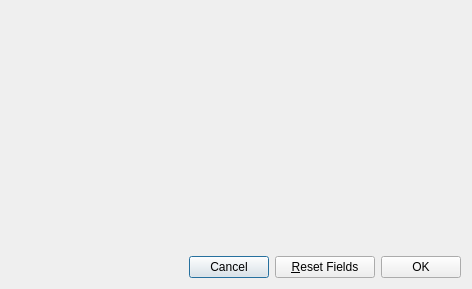
Old version of the form src/qt-widgets/ShapefileAttributeRemapperDialogUi.ui in the repository GPlates/GPlates.
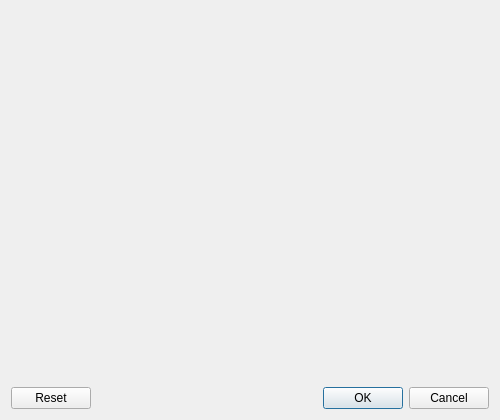
New version of the form. Icons and pictures are not drawn.

```diff
--- a/src/qt-widgets/ShapefileAttributeRemapperDialogUi.ui
+++ b/src/qt-widgets/ShapefileAttributeRemapperDialogUi.ui
@@ -8,8 +8,8 @@
    <rect>
     <x>0</x>
     <y>0</y>
-    <width>468</width>
-    <height>289</height>
+    <width>500</width>
+    <height>420</height>
    </rect>
   </property>
   <property name="windowTitle" >
@@ -20,65 +20,28 @@
   </property>
   <layout class="QGridLayout" >
    <item row="0" column="0" >
-    <widget class="QWidget" native="1" name="widget_shapefile_attribute" >
-     <property name="sizePolicy" >
-      <sizepolicy vsizetype="Expanding" hsizetype="Expanding" >
-       <horstretch>0</horstretch>
-       <verstretch>0</verstretch>
-      </sizepolicy>
+    <widget class="QWidget" native="1" name="widget_shapefile_attribute" />
+   </item>
+   <item row="1" column="0" >
+    <spacer name="verticalSpacer" >
+     <property name="orientation" >
+      <enum>Qt::Vertical</enum>
      </property>
-     <property name="minimumSize" >
+     <property name="sizeHint" stdset="0" >
       <size>
-       <width>450</width>
-       <height>236</height>
+       <width>20</width>
+       <height>40</height>
       </size>
      </property>
+    </spacer>
+   </item>
+   <item row="2" column="0" >
+    <widget class="QDialogButtonBox" name="main_buttonbox" >
+     <property name="standardButtons" >
+      <set>QDialogButtonBox::Cancel|QDialogButtonBox::Ok|QDialogButtonBox::Reset</set>
+     </property>
     </widget>
    </item>
-   <item row="1" column="0" >
-    <layout class="QHBoxLayout" >
-     <item>
-      <spacer>
-       <property name="orientation" >
-        <enum>Qt::Horizontal</enum>
-       </property>
-       <property name="sizeHint" >
-        <size>
-         <width>40</width>
-         <height>20</height>
-        </size>
-       </property>
-      </spacer>
-     </item>
-     <item>
-      <widget class="QPushButton" name="button_cancel" >
-       <property name="text" >
-        <string>Cancel</string>
-       </property>
-      </widget>
-     </item>
-     <item>
-      <widget class="QPushButton" name="button_reset" >
-       <property name="minimumSize" >
-        <size>
-         <width>100</width>
-         <height>0</height>
-        </size>
-       </property>
-       <property name="text" >
-        <string>&amp;Reset Fields</string>
-       </property>
-      </widget>
-     </item>
-     <item>
-      <widget class="QPushButton" name="button_ok" >
-       <property name="text" >
-        <string>OK</string>
-       </property>
-      </widget>
-     </item>
-    </layout>
-   </item>
   </layout>
  </widget>
  <resources>
```
Left out of the diff: 39 changed lines with no effect on the pictures.
